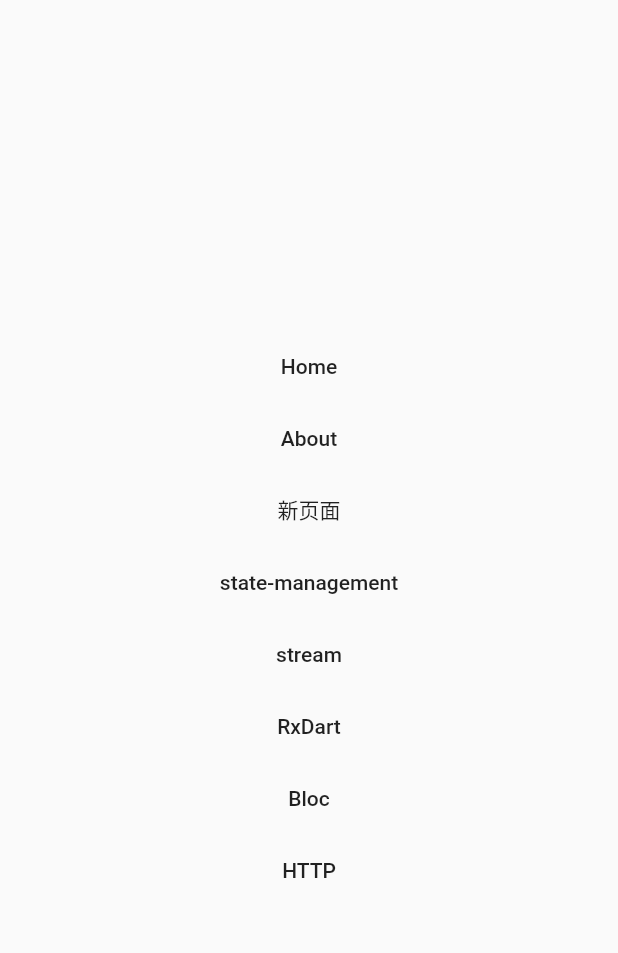
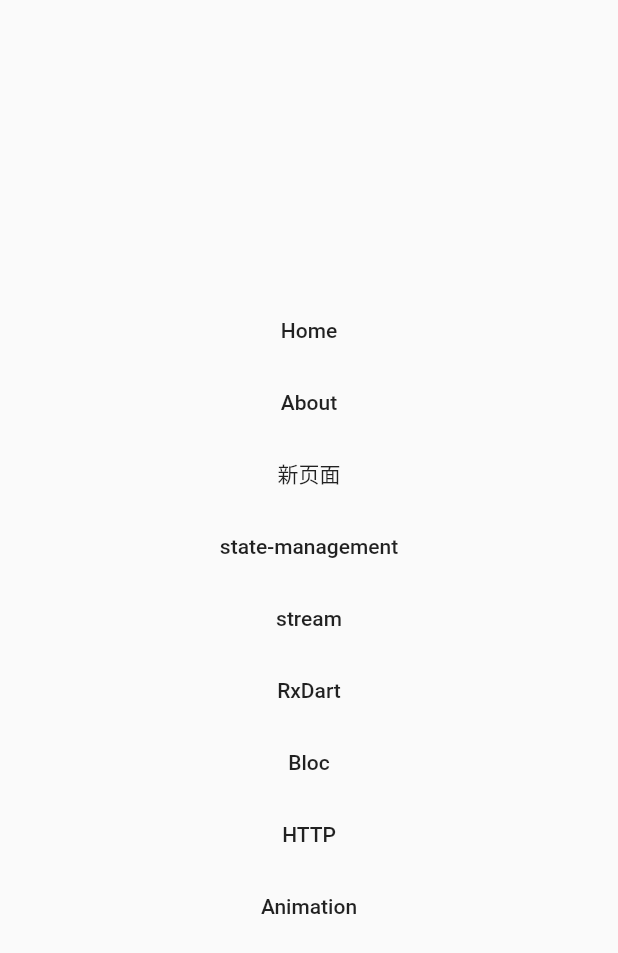
Before and after one commit to zhangtibin/learn_flutter, a Flutter app: the screen it shows after launch, on a phone screen of 412 x 824 dp. Shown: the top 953 px of the screen. Run offline on Flutter 3.47's test engine with Material 2 defaults, Android fonts, the phone set to English and light mode, and no system bars; our stand-ins replace rxdart.

Commit message:
Add animation

```diff
--- a/lib/Demo/navigator_demo.dart
+++ b/lib/Demo/navigator_demo.dart
@@ -56,6 +56,11 @@ class NavigatorDemo extends StatelessWidget {
                   Navigator.pushNamed(context, '/http');
                 },
                 child: Text('HTTP')),
+            FlatButton(
+                onPressed: () {
+                  Navigator.pushNamed(context, '/animation');
+                },
+                child: Text('Animation')),
           ],
         ),
       ),
--- a/lib/main.dart
+++ b/lib/main.dart
@@ -1,4 +1,5 @@
 import 'package:flutter/material.dart';
+import 'package:learn_flutter/Demo/animation/animation_demo.dart';
 import 'package:learn_flutter/Demo/bloc/bloc_demo.dart';
 import 'package:learn_flutter/Demo/home_page.dart';
 import 'package:learn_flutter/Demo/http/http_demo.dart';
@@ -38,6 +39,7 @@ class MyApp extends StatelessWidget {
         '/rxdart': (context) => RxDartDemo(),
         '/bloc': (context) => BlocDemo(),
         '/http': (context) => HttpDemo(),
+        '/animation': (context) => AnimationDemo(),
       },
       theme: ThemeData(
         primarySwatch: Colors.cyan,
```
Also changed, not shown: lib/Demo/animation/animation_demo.dart (added, +34 -0 lines).
